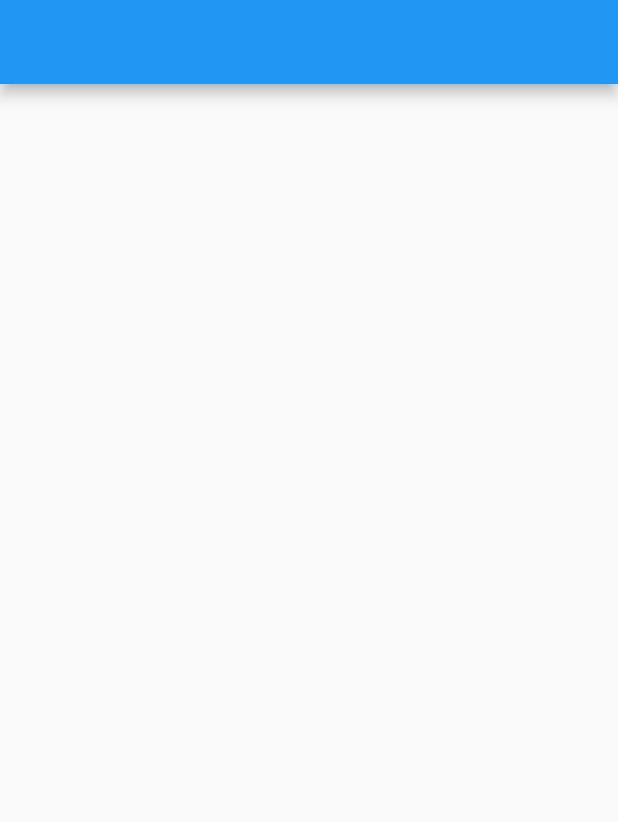
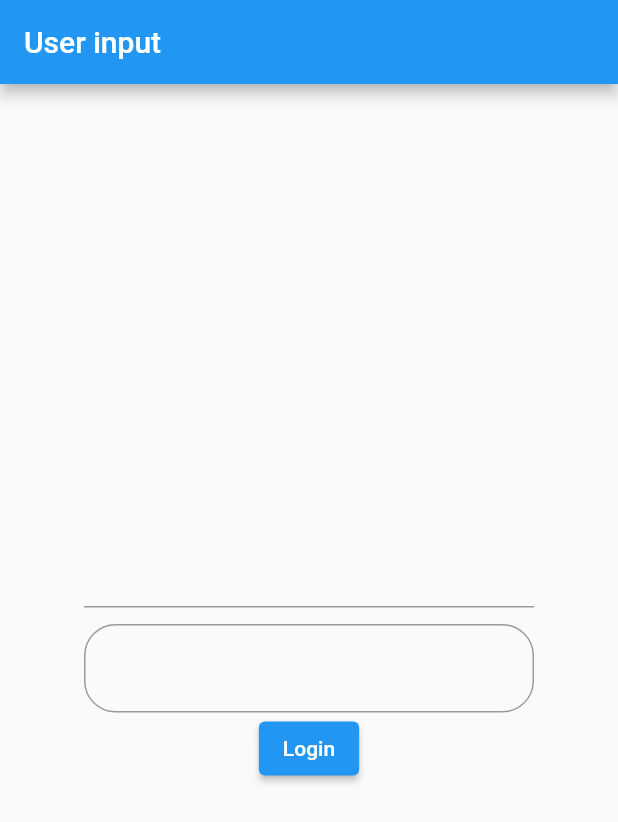
Before and after one commit to tajbaba999/flutter_projects, a Flutter app: the screen it shows after launch, on a phone screen of 412 x 824 dp. Shown: the top 822 px of the screen. Run offline on Flutter 3.47's test engine with Material 2 defaults, Android fonts, the phone set to English and light mode, and no system bars.

Commit message:
total know how to user-input

```diff
--- a/user_input/lib/main.dart
+++ b/user_input/lib/main.dart
@@ -33,16 +33,59 @@ class MyHomePage extends StatefulWidget {
 }
 
 class _MyHomePageState extends State<MyHomePage> {
-
+  var email = TextEditingController();
+  var pass = TextEditingController();
 
   @override
   Widget build(BuildContext context) {
 
     return Scaffold(
       appBar: AppBar(
-
+      title: Text('User input'),
       ),
       body: Center(
+        child: Container(
+          width:300,
+          child: Column(
+            mainAxisAlignment: MainAxisAlignment.center,
+            children: [
+              TextField(
+                keyboardType: TextInputType.phone,
+                controller: email,
+                decoration: InputDecoration(
+
+                  focusedBorder: OutlineInputBorder(
+              borderRadius: BorderRadius.circular(21),
+            borderSide: BorderSide(
+              color: Colors.deepOrange,
+                  ),
+                ),
+              ),
+              ),
+              Container(height: 11,),
+              TextField(
+                controller: pass,
+                obscureText: true,
+                decoration: InputDecoration(
+                    border: OutlineInputBorder(
+                        borderRadius: BorderRadius.circular(21),
+                        borderSide: BorderSide(
+                          color: Colors.deepOrange,
+                        ),
+                    ),
+                ),
+              ),
+              ElevatedButton(onPressed: (){
+                  String uname = email.text.toString();
+                  String upass = pass.text.toString();
+
+                    print("Email : $email Password: $pass");
+              }, child: Text(
+                'Login'
+              ))
+            ],
+          ),
+        ),
       ),
     );
 
```
